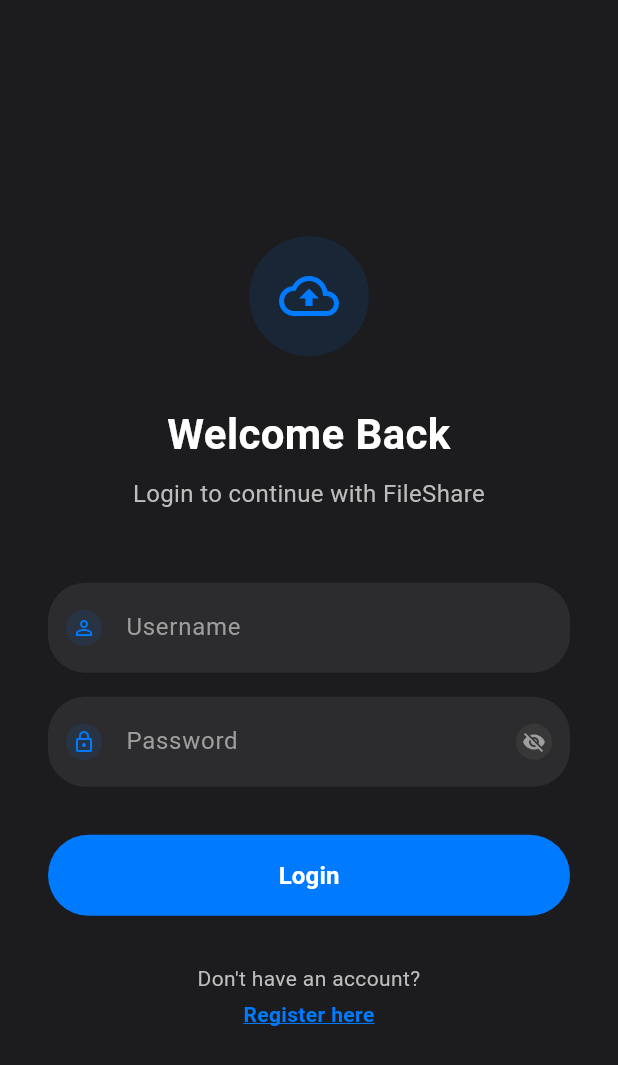
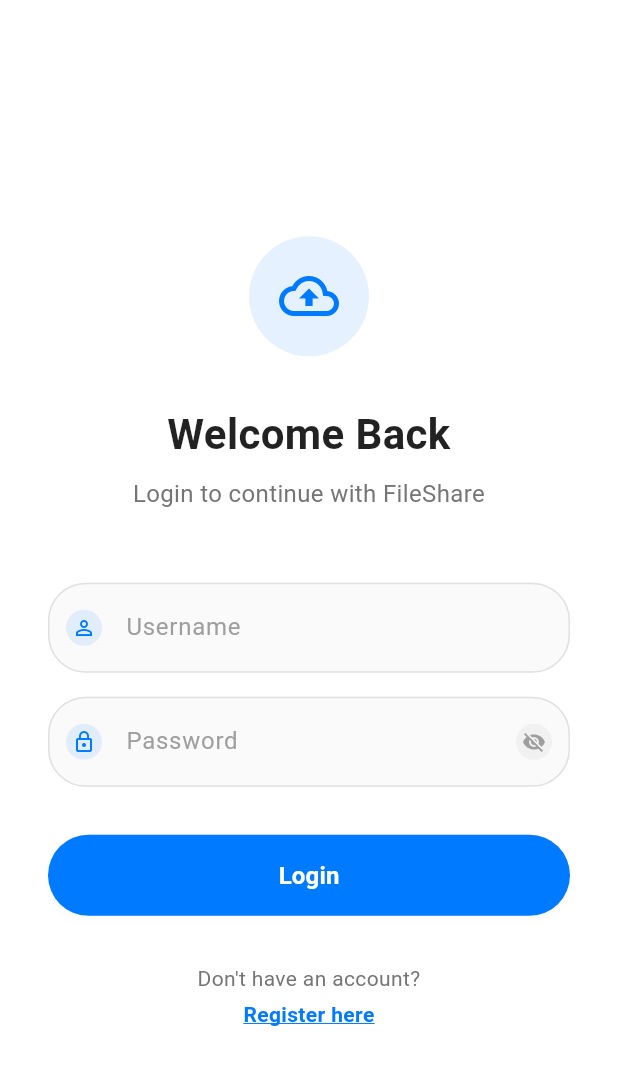
Before and after one commit to dadyutenga/file_share, a Flutter app: the screen it shows after launch, on a phone screen of 412 x 824 dp. Shown: the top 1065 px of the screen. Run offline on Flutter 3.47's test engine with Material 3 defaults, Android fonts, the phone set to English and light mode, and no system bars; our stand-ins replace connectivity_plus, device_info_plus, dio, file_picker, flutter_secure_storage, flutter_staggered_animations and 5 more; accounts and stored records are empty.

Commit message:
feat: Update UI themes across the application for improved readability and aesthetics

```diff
--- a/lib/main.dart
+++ b/lib/main.dart
@@ -14,17 +14,70 @@
     return MaterialApp(
       title: 'FileShare',
       theme: ThemeData(
-        colorScheme: ColorScheme.fromSeed(seedColor: const Color(0xFF007AFF)),
+        colorScheme: ColorScheme.fromSeed(
+          seedColor: const Color(0xFF007AFF),
+          brightness: Brightness.light,
+        ),
         useMaterial3: true,
-        // Set the app bar theme to transparent with light status bar
+        scaffoldBackgroundColor: Colors.white,
         appBarTheme: const AppBarTheme(
-          backgroundColor: Colors.transparent,
+          backgroundColor: Colors.white,
           elevation: 0,
+          iconTheme: IconThemeData(color: Colors.black87),
+          titleTextStyle: TextStyle(
+            color: Colors.black87,
+            fontSize: 20,
+            fontWeight: FontWeight.w600,
+          ),
           systemOverlayStyle: SystemUiOverlayStyle(
             statusBarColor: Colors.transparent,
-            statusBarIconBrightness: Brightness.light,
-            statusBarBrightness: Brightness.dark,
+            statusBarIconBrightness: Brightness.dark,
+            statusBarBrightness: Brightness.light,
           ),
+        ),
+        textTheme: const TextTheme(
+          bodyLarge: TextStyle(color: Colors.black87),
+          bodyMedium: TextStyle(color: Colors.black87),
+          titleLarge: TextStyle(color: Colors.black87),
+          titleMedium: TextStyle(color: Colors.black87),
+          titleSmall: TextStyle(color: Colors.black87),
+        ),
+        cardTheme: CardThemeData(
+          color: Colors.white,
+          elevation: 2,
+          shadowColor: Colors.black.withOpacity(0.1),
+          shape: RoundedRectangleBorder(
+            borderRadius: BorderRadius.circular(12),
+          ),
+        ),
+        elevatedButtonTheme: ElevatedButtonThemeData(
+          style: ElevatedButton.styleFrom(
+            backgroundColor: const Color(0xFF007AFF),
+            foregroundColor: Colors.white,
+            elevation: 2,
+            shadowColor: Colors.black.withOpacity(0.2),
+            shape: RoundedRectangleBorder(
+              borderRadius: BorderRadius.circular(12),
+            ),
+          ),
+        ),
+        inputDecorationTheme: InputDecorationTheme(
+          filled: true,
+          fillColor: Colors.grey[50],
+          border: OutlineInputBorder(
+            borderRadius: BorderRadius.circular(12),
+            borderSide: BorderSide(color: Colors.grey[300]!),
+          ),
+          enabledBorder: OutlineInputBorder(
+            borderRadius: BorderRadius.circular(12),
+            borderSide: BorderSide(color: Colors.grey[300]!),
+          ),
+          focusedBorder: OutlineInputBorder(
+            borderRadius: BorderRadius.circular(12),
+            borderSide: const BorderSide(color: Color(0xFF007AFF)),
+          ),
+          labelStyle: TextStyle(color: Colors.grey[700]),
+          hintStyle: TextStyle(color: Colors.grey[500]),
         ),
       ),
       debugShowCheckedModeBanner: false,
--- a/lib/routes/app_routes.dart
+++ b/lib/routes/app_routes.dart
@@ -47,11 +47,11 @@
       default:
         return MaterialPageRoute(
           builder: (_) => Scaffold(
-            backgroundColor: const Color(0xFF1A1A1A),
+            backgroundColor: Colors.white,
             body: Center(
               child: Text(
                 'No route defined for ${settings.name}',
-                style: const TextStyle(color: Colors.white),
+                style: const TextStyle(color: Colors.black87),
               ),
             ),
           ),
--- a/lib/screens/LoginScreen.dart
+++ b/lib/screens/LoginScreen.dart
@@ -84,12 +84,19 @@
             child: Container(
               padding: const EdgeInsets.all(20.0),
               decoration: BoxDecoration(
-                color: const Color(0xFF2C2C2E),
+                color: Colors.white,
                 borderRadius: BorderRadius.circular(16.0),
                 border: Border.all(
                   color: Colors.red.withOpacity(0.3),
                   width: 1,
                 ),
+                boxShadow: [
+                  BoxShadow(
+                    color: Colors.black.withOpacity(0.1),
+                    blurRadius: 10,
+                    offset: const Offset(0, 5),
+                  ),
+                ],
               ),
               child: Column(
                 mainAxisSize: MainAxisSize.min,
@@ -111,7 +118,7 @@
                   const Text(
                     'Login Failed',
                     style: TextStyle(
-                      color: Colors.white,
+                      color: Colors.black87,
                       fontSize: 18.0,
                       fontWeight: FontWeight.w600,
                     ),
@@ -120,7 +127,7 @@
                   Text(
                     message,
                     textAlign: TextAlign.center,
-                    style: TextStyle(color: Colors.grey[400], fontSize: 14.0),
+                    style: TextStyle(color: Colors.grey[600], fontSize: 14.0),
                   ),
                   const SizedBox(height: 20.0),
                   SizedBox(
@@ -134,7 +141,7 @@
                         shape: RoundedRectangleBorder(
                           borderRadius: BorderRadius.circular(8.0),
                         ),
-                        elevation: 0,
+                        elevation: 2,
                       ),
                       child: const Text(
                         'Try Again',
@@ -165,12 +172,19 @@
             child: Container(
               padding: const EdgeInsets.all(20.0),
               decoration: BoxDecoration(
-                color: const Color(0xFF2C2C2E),
+                color: Colors.white,
                 borderRadius: BorderRadius.circular(16.0),
                 border: Border.all(
                   color: Colors.green.withOpacity(0.3),
                   width: 1,
                 ),
+                boxShadow: [
+                  BoxShadow(
+                    color: Colors.black.withOpacity(0.1),
+                    blurRadius: 10,
+                    offset: const Offset(0, 5),
+                  ),
+                ],
               ),
               child: Column(
                 mainAxisSize: MainAxisSize.min,
@@ -192,7 +206,7 @@
                   const Text(
                     'Success!',
                     style: TextStyle(
-                      color: Colors.white,
+                      color: Colors.black87,
                       fontSize: 18.0,
                       fontWeight: FontWeight.w600,
                     ),
@@ -201,7 +215,7 @@
                   Text(
                     message,
                     textAlign: TextAlign.center,
-                    style: TextStyle(color: Colors.grey[400], fontSize: 14.0),
+                    style: TextStyle(color: Colors.grey[600], fontSize: 14.0),
                   ),
                   const SizedBox(height: 16.0),
                   const SizedBox(
@@ -227,13 +241,13 @@
     SystemChrome.setSystemUIOverlayStyle(
       const SystemUiOverlayStyle(
         statusBarColor: Colors.transparent,
-        statusBarIconBrightness: Brightness.light,
-        statusBarBrightness: Brightness.dark,
+        statusBarIconBrightness: Brightness.dark,
+        statusBarBrightness: Brightness.light,
       ),
     );
 
     return Scaffold(
-      backgroundColor: const Color(0xFF1C1C1E),
+      backgroundColor: Colors.white,
       body: SafeArea(
         child: Center(
           child: SingleChildScrollView(
@@ -265,7 +279,7 @@
                   'Welcome Back',
                   textAlign: TextAlign.center,
                   style: TextStyle(
-                    color: Colors.white,
+                    color: Colors.black87,
                     fontSize: 28.0,
                     fontWeight: FontWeight.w700,
                   ),
@@ -276,7 +290,7 @@
                   'Login to continue with FileShare',
                   textAlign: TextAlign.center,
                   style: TextStyle(
-                    color: Colors.grey[400],
+                    color: Colors.grey[600],
                     fontSize: 16.0,
                     fontWeight: FontWeight.w400,
                   ),
@@ -286,10 +300,10 @@
                 TextField(
                   controller: _usernameController,
                   enabled: !_isLoading,
-                  style: const TextStyle(color: Colors.white, fontSize: 16.0),
+                  style: const TextStyle(color: Colors.black87, fontSize: 16.0),
                   decoration: InputDecoration(
                     filled: true,
-                    fillColor: const Color(0xFF2C2C2E),
+                    fillColor: Colors.grey[50],
                     hintText: 'Username',
                     hintStyle: TextStyle(
                       color: Colors.grey[500],
@@ -315,11 +329,11 @@
                     ),
                     border: OutlineInputBorder(
                       borderRadius: BorderRadius.circular(25.0),
-                      borderSide: BorderSide.none,
+                      borderSide: BorderSide(color: Colors.grey[300]!),
                     ),
                     enabledBorder: OutlineInputBorder(
                       borderRadius: BorderRadius.circular(25.0),
-                      borderSide: BorderSide.none,
+                      borderSide: BorderSide(color: Colors.grey[300]!),
                     ),
                     focusedBorder: OutlineInputBorder(
                       borderRadius: BorderRadius.circular(25.0),
@@ -336,10 +350,10 @@
                   controller: _passwordController,
                   enabled: !_isLoading,
                   obscureText: _obscurePassword,
-                  style: const TextStyle(color: Colors.white, fontSize: 16.0),
+                  style: const TextStyle(color: Colors.black87, fontSize: 16.0),
                   decoration: InputDecoration(
                     filled: true,
-                    fillColor: const Color(0xFF2C2C2E),
+                    fillColor: Colors.grey[50],
                     hintText: 'Password',
                     hintStyle: TextStyle(
                       color: Colors.grey[500],
@@ -389,11 +403,11 @@
                     ),
                     border: OutlineInputBorder(
                       borderRadius: BorderRadius.circular(25.0),
-                      borderSide: BorderSide.none,
+                      borderSide: BorderSide(color: Colors.grey[300]!),
                     ),
                     enabledBorder: OutlineInputBorder(
                       borderRadius: BorderRadius.circular(25.0),
-                      borderSide: BorderSide.none,
+                      borderSide: BorderSide(color: Colors.grey[300]!),
                     ),
                     focusedBorder: OutlineInputBorder(
                       borderRadius: BorderRadius.circular(25.0),
@@ -419,7 +433,8 @@
                       shape: RoundedRectangleBorder(
                         borderRadius: BorderRadius.circular(27.0),
                       ),
-                      elevation: 0,
+                      elevation: 2,
+                      shadowColor: Colors.black.withOpacity(0.1),
                     ),
                     child: _isLoading
                         ? const SizedBox(
@@ -447,7 +462,7 @@
                   children: [
                     Text(
                       "Don't have an account?",
-                      style: TextStyle(color: Colors.grey[400], fontSize: 14.0),
+                      style: TextStyle(color: Colors.grey[600], fontSize: 14.0),
                       textAlign: TextAlign.center,
                     ),
                     const SizedBox(height: 4.0),
@@ -461,13 +476,13 @@
                         'Register here',
                         style: TextStyle(
                           color: _isLoading
-                              ? Colors.grey[600]
+                              ? Colors.grey[400]
                               : const Color(0xFF007AFF),
                           fontSize: 14.0,
                           fontWeight: FontWeight.w600,
                           decoration: TextDecoration.underline,
                           decorationColor: _isLoading
-                              ? Colors.grey[600]
+                              ? Colors.grey[400]
                               : const Color(0xFF007AFF),
                         ),
                         textAlign: TextAlign.center,
```
Also changed, not shown: lib/screens/LoadingScreen.dart (+9 -8 lines), lib/screens/SettingsScreen.dart (+21 -13 lines).
